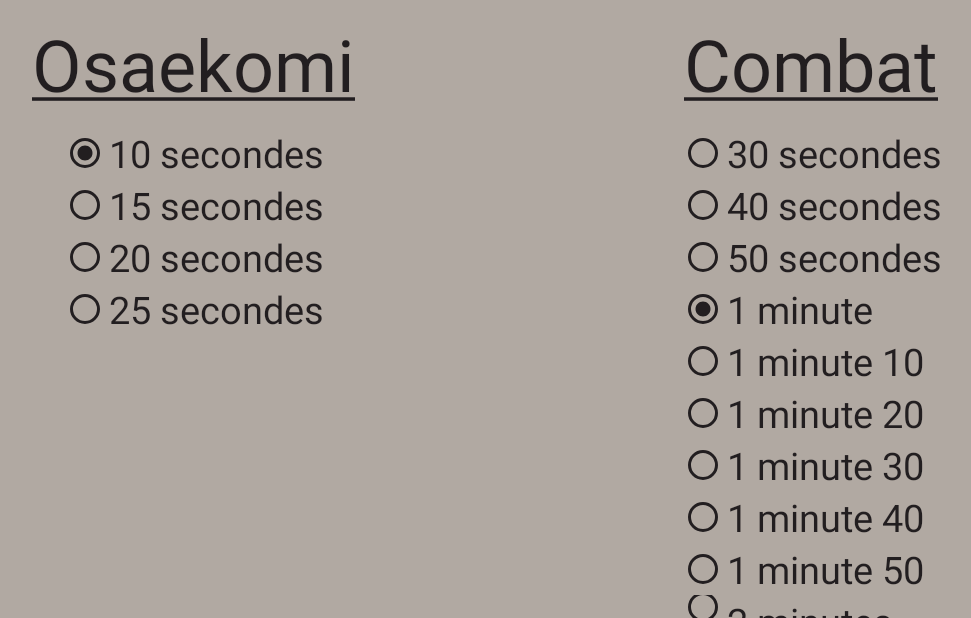
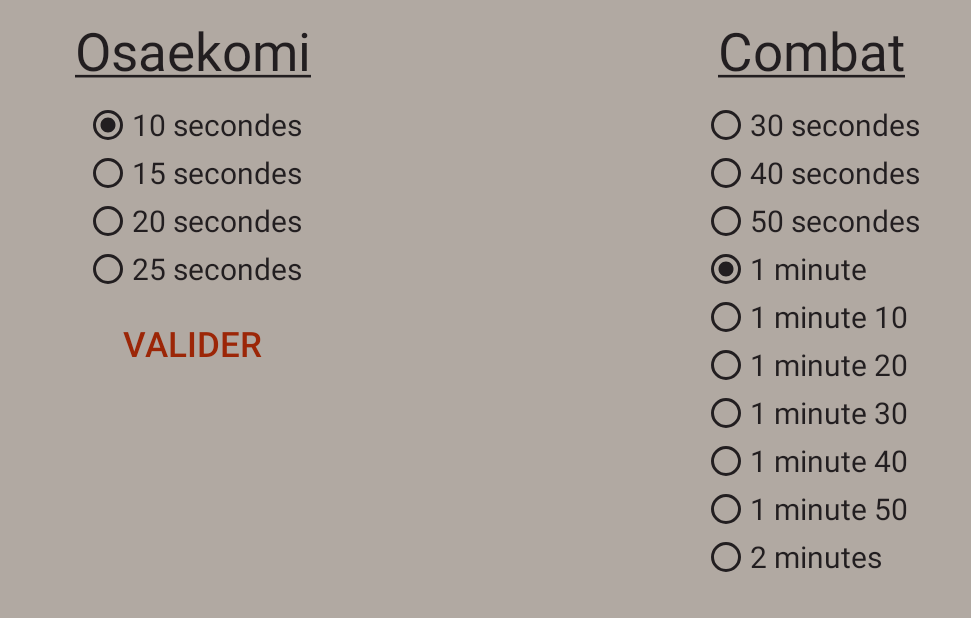
Before and after one commit to adelinmaubray/judo_top_niveau, an Android app: the Parameters screen opened directly, with no data from a screen before it, on a phone screen of 824 x 412 dp (held sideways). Shown: the whole screen, without its empty margins (116-1087 px from the left). Run offline under Robolectric (Android 15) with nearby library versions, the phone set to English and light mode, and no system bars.

```diff
--- a/app/src/main/res/layout/activity_main.xml
+++ b/app/src/main/res/layout/activity_main.xml
@@ -126,7 +126,7 @@
                 android:textSize="@dimen/sizeScore" />
 
             <RelativeLayout
-                android:layout_width="wrap_content"
+                android:layout_width="match_parent"
                 android:layout_height="wrap_content"
                 android:layout_row="2"
                 android:layout_rowWeight="1"
@@ -141,6 +141,7 @@
                     android:layout_width="wrap_content"
                     android:layout_height="wrap_content"
                     android:layout_centerInParent="true"
+                    android:gravity="center"
 
                     android:background="@null"
                     android:text="0:30"
@@ -279,7 +280,7 @@
                 android:textSize="@dimen/sizeScore" />
 
             <RelativeLayout
-                android:layout_width="wrap_content"
+                android:layout_width="match_parent"
                 android:layout_height="wrap_content"
 
                 android:layout_row="2"
@@ -293,6 +294,7 @@
                     android:onClick="setChronoSolBlanc"
 
                     android:layout_centerInParent="true"
+                    android:gravity="center"
                     android:layout_width="wrap_content"
                     android:layout_height="wrap_content"
                     android:background="@null"
--- a/app/src/main/res/layout/activity_parameters.xml
+++ b/app/src/main/res/layout/activity_parameters.xml
@@ -17,13 +17,12 @@
             android:layout_width="match_parent"
             android:layout_height="wrap_content"
             android:text="@string/osaekomi"
-            android:textSize="@dimen/sizeTitle"
+            android:textSize="@dimen/sizeTitleParam"
             android:textColor="@color/colorPrimaryDark"
             android:gravity="center_horizontal"
             android:layout_margin="@dimen/margin"/>
 
         <RadioGroup
-            xmlns:android="http://schemas.android.com/apk/res/android"
             android:orientation="vertical"
             android:layout_height="wrap_content"
             android:layout_width="wrap_content"
@@ -77,8 +76,8 @@
             android:layout_width="wrap_content"
             android:background="@null"
             android:text="@string/valider"
+            android:layout_margin="@dimen/margin"
             android:textSize="@dimen/sizeText"
-            android:layout_margin="@dimen/sizeChrono"
             android:layout_gravity="center"
             android:textColor="@color/colorPrimary"
             android:onClick="returnToMain"/>
@@ -96,12 +95,12 @@
             android:layout_width="match_parent"
             android:layout_height="wrap_content"
             android:text="@string/combat"
-            android:textSize="@dimen/sizeTitle"
+            android:textSize="@dimen/sizeTitleParam"
             android:textColor="@color/colorPrimaryDark"
             android:gravity="center_horizontal"
             android:layout_margin="@dimen/margin"/>
 
-        <RadioGroup xmlns:android="http://schemas.android.com/apk/res/android"
+        <RadioGroup
             android:id="@+id/groupe_general"
             android:layout_width="wrap_content"
             android:layout_height="wrap_content"
--- a/app/src/main/res/values/size.xml
+++ b/app/src/main/res/values/size.xml
@@ -7,6 +7,7 @@
     <dimen name="margin">10dp</dimen>
     <dimen name="padding">35dp</dimen>
 
-    <dimen name="sizeNumber">25sp</dimen>
-    <dimen name="sizeText">28sp</dimen>
+    <dimen name="sizeNumber">20sp</dimen>
+    <dimen name="sizeText">23sp</dimen>
+    <dimen name="sizeTitleParam">35sp</dimen>
 </resources>
```
